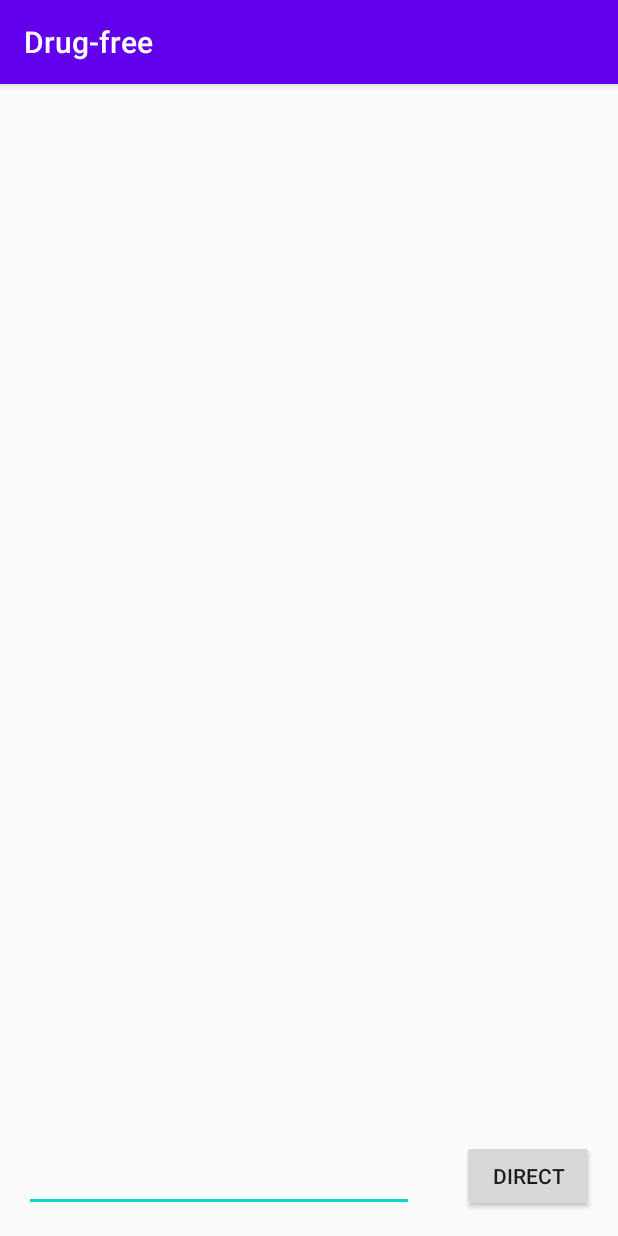
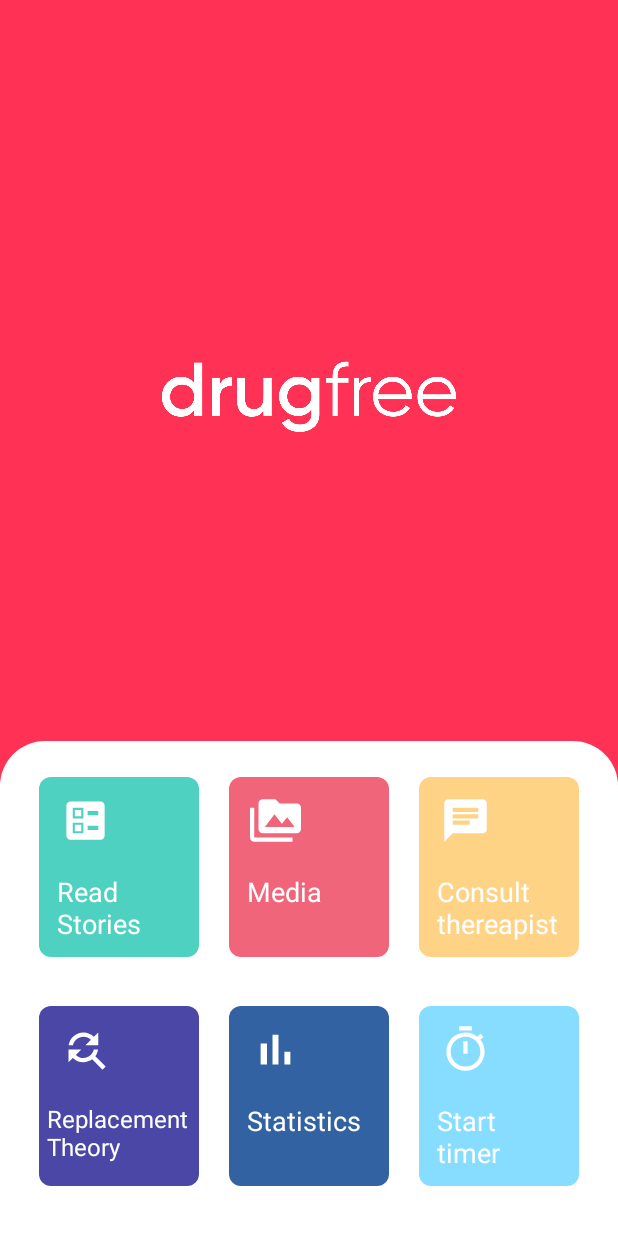
Before and after one commit to SubhanHakverdiyev/DrugFree, an Android app: the screen it shows after launch (MainActivity), on a phone screen of 412 x 824 dp. Run offline under Robolectric (Android 15) with nearby library versions, the phone set to English and light mode, and no system bars; libraries missing offline, so code that uses them is left out: io.smooch.core; 2 statements that could not run were skipped.

Commit message:
edit text

```diff
--- a/app/build.gradle
+++ b/app/build.gradle
@@ -26,6 +26,8 @@ dependencies {
     implementation fileTree(dir: "libs", include: ["*.jar"])
     implementation 'androidx.appcompat:appcompat:1.2.0'
     implementation 'androidx.constraintlayout:constraintlayout:2.0.4'
+    implementation 'com.android.support.constraint:constraint-layout:1.1.3'
+
     testImplementation 'junit:junit:4.12'
     androidTestImplementation 'androidx.test.ext:junit:1.1.2'
     androidTestImplementation 'androidx.test.espresso:espresso-core:3.3.0'
--- a/app/src/main/java/com/example/drug_free/MainActivity.java
+++ b/app/src/main/java/com/example/drug_free/MainActivity.java
@@ -35,7 +35,7 @@ public class MainActivity extends AppCompatActivity implements ConversationDeleg
     @Override
     protected void onCreate(Bundle savedInstanceState) {
         super.onCreate(savedInstanceState);
-        setContentView(R.layout.activity_main);
+        setContentView(R.layout.dashbord);
 
         Smooch.init(getApplication(), new Settings("5fa69de9f0f418000cd90483"), new SmoochCallback() {
             @Override
--- /dev/null
+++ b/app/src/main/res/drawable/bg_blue.xml
@@ -0,0 +1,7 @@
+<?xml version="1.0" encoding="utf-8"?>
+<shape xmlns:android="http://schemas.android.com/apk/res/android">
+    <solid
+        android:color="#86DDFF"/>
+    <corners
+        android:radius="8dp"/>
+</shape>
--- /dev/null
+++ b/app/src/main/res/drawable/bg_green.xml
@@ -0,0 +1,7 @@
+<?xml version="1.0" encoding="utf-8"?>
+<shape xmlns:android="http://schemas.android.com/apk/res/android">
+    <solid
+        android:color="#4ED1C1"/>
+    <corners
+        android:radius="8dp"/>
+</shape>
--- /dev/null
+++ b/app/src/main/res/drawable/bg_menu.xml
@@ -0,0 +1,8 @@
+<?xml version="1.0" encoding="utf-8"?>
+<shape xmlns:android="http://schemas.android.com/apk/res/android">
+<solid
+    android:color="#FFF"/>
+    <corners
+        android:topLeftRadius="30dp"
+        android:topRightRadius="30dp"/>
+</shape>
--- /dev/null
+++ b/app/src/main/res/drawable/bg_purple.xml
@@ -0,0 +1,7 @@
+<?xml version="1.0" encoding="utf-8"?>
+<shape xmlns:android="http://schemas.android.com/apk/res/android">
+    <solid
+        android:color="#4A47A7"/>
+    <corners
+        android:radius="8dp"/>
+</shape>
--- /dev/null
+++ b/app/src/main/res/drawable/bg_yellow.xml
@@ -0,0 +1,7 @@
+<?xml version="1.0" encoding="utf-8"?>
+<shape xmlns:android="http://schemas.android.com/apk/res/android">
+    <solid
+        android:color="#FFD386"/>
+    <corners
+        android:radius="8dp"/>
+</shape>
--- /dev/null
+++ b/app/src/main/res/drawable/ic_baseline_ballot_24.xml
@@ -0,0 +1,6 @@
+<vector android:height="24dp" android:tint="#FFFFFF"
+    android:viewportHeight="24" android:viewportWidth="24"
+    android:width="24dp" xmlns:android="http://schemas.android.com/apk/res/android">
+    <path android:fillColor="@android:color/white"
+        android:fillType="evenOdd" android:pathData="M13,9.5h5v-2h-5V9.5zM13,16.5h5v-2h-5V16.5zM19,21H5c-1.1,0 -2,-0.9 -2,-2V5c0,-1.1 0.9,-2 2,-2h14c1.1,0 2,0.9 2,2v14C21,20.1 20.1,21 19,21zM6,11h5V6H6V11zM7,7h3v3H7V7zM6,18h5v-5H6V18zM7,14h3v3H7V14z"/>
+</vector>
--- /dev/null
+++ b/app/src/main/res/drawable/ic_baseline_bar_chart_24.xml
@@ -0,0 +1,5 @@
+<vector android:height="24dp" android:tint="#FFFFFF"
+    android:viewportHeight="24" android:viewportWidth="24"
+    android:width="24dp" xmlns:android="http://schemas.android.com/apk/res/android">
+    <path android:fillColor="@android:color/white" android:pathData="M5,9.2h3L8,19L5,19zM10.6,5h2.8v14h-2.8zM16.2,13L19,13v6h-2.8z"/>
+</vector>
--- /dev/null
+++ b/app/src/main/res/drawable/ic_baseline_chat_24.xml
@@ -0,0 +1,5 @@
+<vector android:height="24dp" android:tint="#FFFFFF"
+    android:viewportHeight="24" android:viewportWidth="24"
+    android:width="24dp" xmlns:android="http://schemas.android.com/apk/res/android">
+    <path android:fillColor="@android:color/white" android:pathData="M20,2L4,2c-1.1,0 -1.99,0.9 -1.99,2L2,22l4,-4h14c1.1,0 2,-0.9 2,-2L22,4c0,-1.1 -0.9,-2 -2,-2zM6,9h12v2L6,11L6,9zM14,14L6,14v-2h8v2zM18,8L6,8L6,6h12v2z"/>
+</vector>
--- /dev/null
+++ b/app/src/main/res/drawable/ic_baseline_find_replace_24.xml
@@ -0,0 +1,5 @@
+<vector android:height="24dp" android:tint="#FFFFFF"
+    android:viewportHeight="24" android:viewportWidth="24"
+    android:width="24dp" xmlns:android="http://schemas.android.com/apk/res/android">
+    <path android:fillColor="@android:color/white" android:pathData="M11,6c1.38,0 2.63,0.56 3.54,1.46L12,10h6L18,4l-2.05,2.05C14.68,4.78 12.93,4 11,4c-3.53,0 -6.43,2.61 -6.92,6L6.1,10c0.46,-2.28 2.48,-4 4.9,-4zM16.64,15.14c0.66,-0.9 1.12,-1.97 1.28,-3.14L15.9,12c-0.46,2.28 -2.48,4 -4.9,4 -1.38,0 -2.63,-0.56 -3.54,-1.46L10,12L4,12v6l2.05,-2.05C7.32,17.22 9.07,18 11,18c1.55,0 2.98,-0.51 4.14,-1.36L20,21.49 21.49,20l-4.85,-4.86z"/>
+</vector>
--- /dev/null
+++ b/app/src/main/res/drawable/ic_baseline_perm_media_24.xml
@@ -0,0 +1,5 @@
+<vector android:height="24dp" android:tint="#FFFFFF"
+    android:viewportHeight="24" android:viewportWidth="24"
+    android:width="24dp" xmlns:android="http://schemas.android.com/apk/res/android">
+    <path android:fillColor="@android:color/white" android:pathData="M2,6L0,6v5h0.01L0,20c0,1.1 0.9,2 2,2h18v-2L2,20L2,6zM22,4h-8l-2,-2L6,2c-1.1,0 -1.99,0.9 -1.99,2L4,16c0,1.1 0.9,2 2,2h16c1.1,0 2,-0.9 2,-2L24,6c0,-1.1 -0.9,-2 -2,-2zM7,15l4.5,-6 3.5,4.51 2.5,-3.01L21,15L7,15z"/>
+</vector>
--- /dev/null
+++ b/app/src/main/res/drawable/ic_baseline_timer_24.xml
@@ -0,0 +1,5 @@
+<vector android:height="24dp" android:tint="#FFFFFF"
+    android:viewportHeight="24" android:viewportWidth="24"
+    android:width="24dp" xmlns:android="http://schemas.android.com/apk/res/android">
+    <path android:fillColor="@android:color/white" android:pathData="M15,1L9,1v2h6L15,1zM11,14h2L13,8h-2v6zM19.03,7.39l1.42,-1.42c-0.43,-0.51 -0.9,-0.99 -1.41,-1.41l-1.42,1.42C16.07,4.74 14.12,4 12,4c-4.97,0 -9,4.03 -9,9s4.02,9 9,9 9,-4.03 9,-9c0,-2.12 -0.74,-4.07 -1.97,-5.61zM12,20c-3.87,0 -7,-3.13 -7,-7s3.13,-7 7,-7 7,3.13 7,7 -3.13,7 -7,7z"/>
+</vector>
--- /dev/null
+++ b/app/src/main/res/drawable/navy.xml
@@ -0,0 +1,7 @@
+<?xml version="1.0" encoding="utf-8"?>
+<shape xmlns:android="http://schemas.android.com/apk/res/android">
+    <solid
+        android:color="#3262A1"/>
+    <corners
+        android:radius="8dp"/>
+</shape>
--- /dev/null
+++ b/app/src/main/res/drawable/red.xml
@@ -0,0 +1,7 @@
+<?xml version="1.0" encoding="utf-8"?>
+<shape xmlns:android="http://schemas.android.com/apk/res/android">
+    <solid
+        android:color="#F0657A"/>
+    <corners
+        android:radius="8dp"/>
+</shape>
--- /dev/null
+++ b/app/src/main/res/layout/dashbord.xml
@@ -0,0 +1,263 @@
+<?xml version="1.0" encoding="utf-8"?>
+<androidx.constraintlayout.widget.ConstraintLayout xmlns:android="http://schemas.android.com/apk/res/android"
+    xmlns:tools="http://schemas.android.com/tools"
+    android:layout_width="match_parent"
+    android:layout_height="match_parent"
+    xmlns:app="http://schemas.android.com/apk/res-auto"
+    android:background="@color/pink">
+
+
+    <ImageView
+        android:id="@+id/image"
+
+        android:layout_width="wrap_content"
+        android:layout_height="wrap_content"
+        android:layout_marginBottom="144dp"
+        android:src="@drawable/type1"
+        app:layout_constraintBottom_toBottomOf="parent"
+        app:layout_constraintEnd_toEndOf="parent"
+        app:layout_constraintHorizontal_bias="0.0"
+        app:layout_constraintStart_toStartOf="parent"></ImageView>
+
+    <LinearLayout
+        android:layout_width="match_parent"
+        android:layout_height="330dp"
+        android:orientation="vertical"
+        android:layout_marginStart="0dp"
+        android:layout_marginEnd="0dp"
+        android:layout_marginBottom="0dp"
+        android:background="@drawable/bg_menu"
+        app:layout_constraintBottom_toBottomOf="parent"
+        app:layout_constraintEnd_toEndOf="parent"
+        app:layout_constraintStart_toStartOf="parent">
+
+        <LinearLayout
+            android:paddingTop="24dp"
+            android:paddingBottom="24dp"
+            android:paddingLeft="16dp"
+            android:paddingRight="16dp"
+            android:layout_weight="3"
+            android:orientation="horizontal"
+            android:layout_width="match_parent"
+            android:layout_height="wrap_content">
+            <LinearLayout
+                android:orientation="vertical"
+                android:layout_weight="1"
+                android:layout_width="0dp"
+                android:layout_height="wrap_content">
+                <LinearLayout
+                    android:orientation="vertical"
+                    android:layout_marginRight="10dp"
+                    android:layout_marginLeft="10dp"
+                    android:background="@drawable/bg_green"
+                    android:layout_width="match_parent"
+                    android:layout_height="120dp">
+
+                    <ImageView
+                        android:layout_width="38dp"
+                        android:layout_height="34dp"
+                        android:layout_marginBottom="18dp"
+                        android:layout_marginLeft="12dp"
+                        android:layout_marginTop="12dp"
+                        android:src="@drawable/ic_baseline_ballot_24"/>
+                    <TextView
+                        android:layout_marginLeft="12dp"
+                        android:layout_width="wrap_content"
+                        android:layout_height="wrap_content"
+                        android:text="Read \nStories"
+                        android:textColor="#FFF"
+                        android:textSize="18sp"></TextView>
+
+
+                </LinearLayout>
+                </LinearLayout>
+
+            <LinearLayout
+                android:orientation="vertical"
+                android:layout_weight="1"
+                android:layout_width="0dp"
+                android:layout_height="wrap_content">
+                <LinearLayout
+                    android:orientation="vertical"
+                    android:layout_marginRight="10dp"
+                    android:layout_marginLeft="10dp"
+                    android:background="@drawable/red"
+                    android:layout_width="match_parent"
+                    android:layout_height="120dp">
+
+                    <ImageView
+                        android:layout_width="38dp"
+                        android:layout_height="34dp"
+                        android:layout_marginBottom="18dp"
+                        android:layout_marginLeft="12dp"
+                        android:layout_marginTop="12dp"
+                        android:src="@drawable/ic_baseline_perm_media_24"/>
+                    <TextView
+                        android:layout_marginLeft="12dp"
+                        android:layout_width="wrap_content"
+                        android:layout_height="wrap_content"
+                        android:text="Media"
+                        android:textColor="#FFF"
+                        android:textSize="18sp"></TextView>
+
+
+                </LinearLayout>
+            </LinearLayout>
+
+            <LinearLayout
+                android:orientation="vertical"
+                android:layout_weight="1"
+                android:layout_width="0dp"
+                android:layout_height="wrap_content">
+                <LinearLayout
+                    android:orientation="vertical"
+                    android:layout_marginRight="10dp"
+                    android:layout_marginLeft="10dp"
+                    android:background="@drawable/bg_yellow"
+                    android:layout_width="match_parent"
+                    android:layout_height="120dp">
+
+                    <ImageView
+                        android:layout_width="38dp"
+                        android:layout_height="34dp"
+                        android:layout_marginBottom="18dp"
+                        android:layout_marginLeft="12dp"
+                        android:layout_marginTop="12dp"
+                        android:src="@drawable/ic_baseline_chat_24"/>
+                    <TextView
+                        android:layout_marginLeft="12dp"
+                        android:layout_width="wrap_content"
+                        android:layout_height="wrap_content"
+                        android:text="Consult \nthereapist"
+                        android:textColor="#FFF"
+                        android:textSize="18sp"></TextView>
+
+
+                </LinearLayout>
+            </LinearLayout>
+
+
+
+        </LinearLayout>
+
+        <LinearLayout
+
+            android:paddingBottom="24dp"
+            android:paddingLeft="16dp"
+            android:paddingRight="16dp"
+            android:layout_weight="3"
+            android:orientation="horizontal"
+            android:layout_width="match_parent"
+            android:layout_height="wrap_content">
+            <LinearLayout
+                android:orientation="vertical"
+                android:layout_weight="1"
+                android:layout_width="0dp"
+                android:layout_height="wrap_content">
+                <LinearLayout
+                    android:orientation="vertical"
+                    android:layout_marginRight="10dp"
+                    android:layout_marginLeft="10dp"
+                    android:background="@drawable/bg_purple"
+                    android:layout_width="match_parent"
+                    android:layout_height="120dp">
+
+                    <ImageView
+                        android:layout_width="38dp"
+                        android:layout_height="34dp"
+                        android:layout_marginBottom="18dp"
+                        android:layout_marginLeft="12dp"
+                        android:layout_marginTop="12dp"
+                        android:src="@drawable/ic_baseline_find_replace_24"/>
+                    <TextView
+                        android:layout_marginLeft="5dp"
+                        android:layout_width="wrap_content"
+                        android:layout_height="wrap_content"
+                        android:text="Replacement \nTheory"
+                        android:textColor="#FFF"
+                        android:textSize="16sp"></TextView>
+
+
+                </LinearLayout>
+            </LinearLayout>
+
+            <LinearLayout
+                android:orientation="vertical"
+                android:layout_weight="1"
+                android:layout_width="0dp"
+                android:layout_height="wrap_content">
+                <LinearLayout
+                    android:orientation="vertical"
+                    android:layout_marginRight="10dp"
+                    android:layout_marginLeft="10dp"
+                    android:background="@drawable/navy"
+                    android:layout_width="match_parent"
+                    android:layout_height="120dp">
+
+                    <ImageView
+                        android:layout_width="38dp"
+                        android:layout_height="34dp"
+                        android:layout_marginBottom="18dp"
+                        android:layout_marginLeft="12dp"
+                        android:layout_marginTop="12dp"
+                        android:src="@drawable/ic_baseline_bar_chart_24"/>
+                    <TextView
+                        android:layout_marginLeft="12dp"
+                        android:layout_width="wrap_content"
+                        android:layout_height="wrap_content"
+                        android:text="Statistics"
+                        android:textColor="#FFF"
+                        android:textSize="18sp"></TextView>
+
+
+                </LinearLayout>
+            </LinearLayout>
+
+            <LinearLayout
+                android:orientation="vertical"
+                android:layout_weight="1"
+                android:layout_width="0dp"
+                android:layout_height="wrap_content">
+                <LinearLayout
+                    android:orientation="vertical"
+                    android:layout_marginRight="10dp"
+                    android:layout_marginLeft="10dp"
+                    android:background="@drawable/bg_blue"
+                    android:layout_width="match_parent"
+                    android:layout_height="120dp">
+
+                    <ImageView
+                        android:layout_width="38dp"
+                        android:layout_height="34dp"
+                        android:layout_marginBottom="18dp"
+                        android:layout_marginLeft="12dp"
+                        android:layout_marginTop="12dp"
+                        android:src="@drawable/ic_baseline_timer_24"/>
+                    <TextView
+                        android:layout_marginLeft="12dp"
+                        android:layout_width="wrap_content"
+                        android:layout_height="wrap_content"
+                        android:text="Start \ntimer"
+                        android:textColor="#FFF"
+                        android:textSize="18sp"></TextView>
+
+
+                </LinearLayout>
+            </LinearLayout>
+
+
+
+        </LinearLayout>
+
+
+            </LinearLayout>
+
+
+
+
+
+
+
+
+
+</androidx.constraintlayout.widget.ConstraintLayout>
--- a/app/src/main/res/values/colors.xml
+++ b/app/src/main/res/values/colors.xml
@@ -3,4 +3,5 @@
     <color name="colorPrimary">#6200EE</color>
     <color name="colorPrimaryDark">#3700B3</color>
     <color name="colorAccent">#03DAC5</color>
+    <color name="pink">#ff3154</color>
 </resources>
--- a/app/src/main/res/values/styles.xml
+++ b/app/src/main/res/values/styles.xml
@@ -1,6 +1,6 @@
 <resources>
     <!-- Base application theme. -->
-    <style name="AppTheme" parent="Theme.AppCompat.Light.DarkActionBar">
+    <style name="AppTheme" parent="Theme.AppCompat.Light.NoActionBar">
         <!-- Customize your theme here. -->
         <item name="colorPrimary">@color/colorPrimary</item>
         <item name="colorPrimaryDark">@color/colorPrimaryDark</item>
```
Also changed, not shown: app/src/main/res/drawable/type1.png (added), gradle/wrapper/gradle-wrapper.properties, 788 other files.
